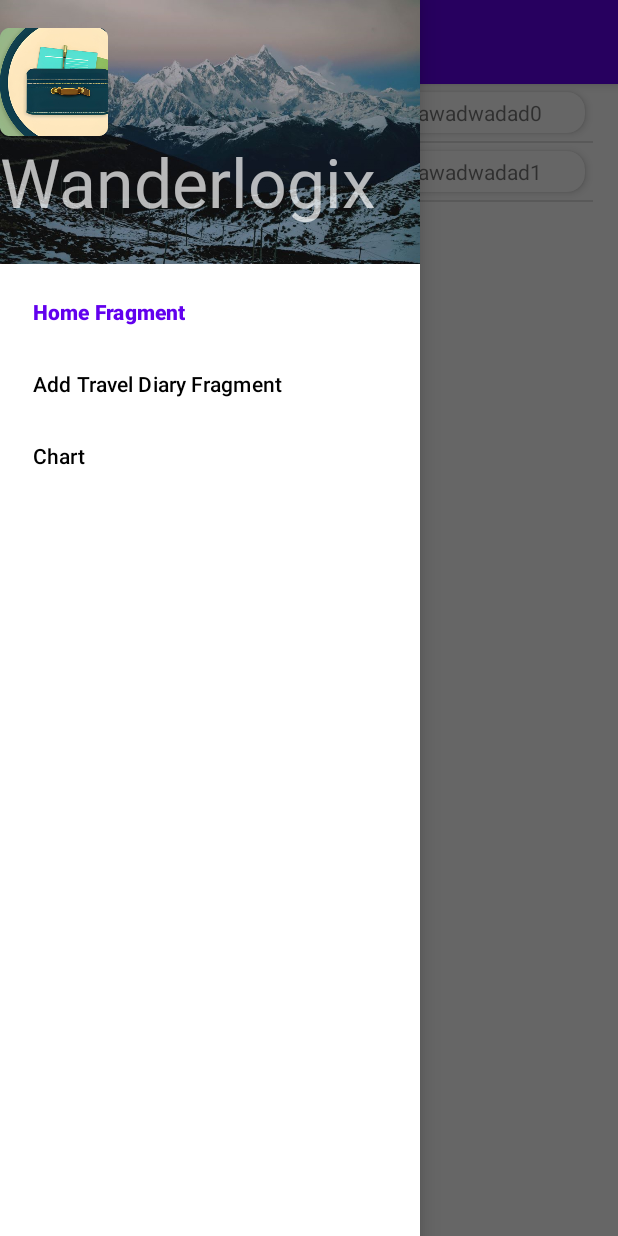
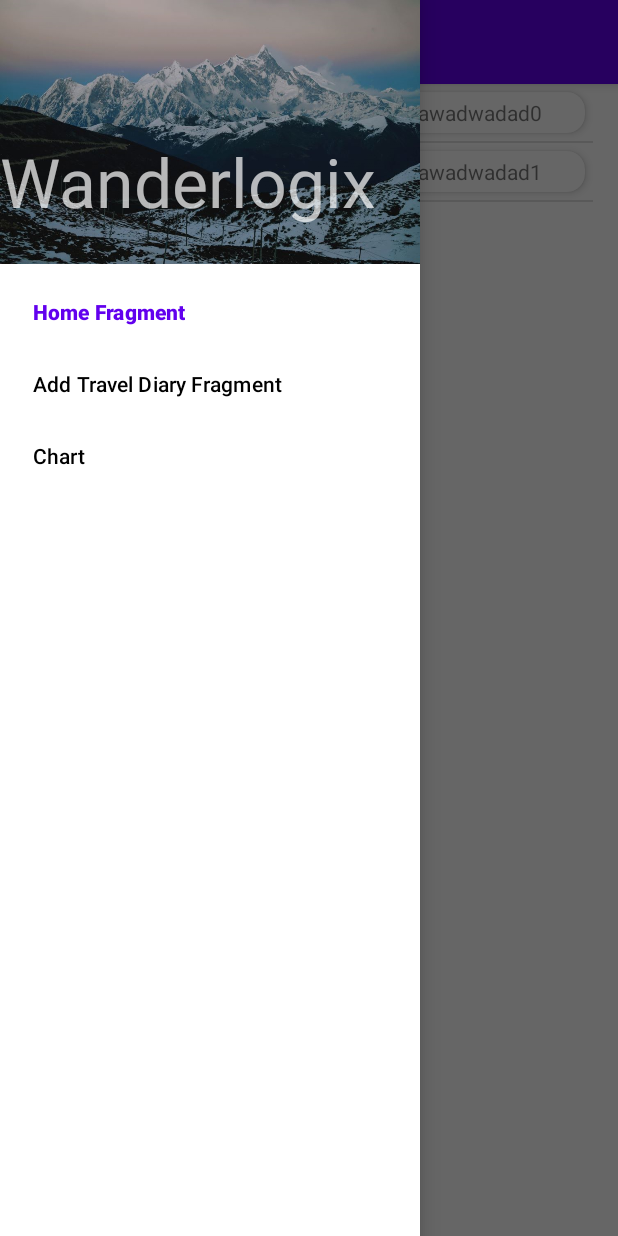
Before and after one commit to hannah-shaw/Wanderlogix, an Android app: the MainActivity screen opened directly, with no data from a screen before it, with the side drawer open, on a phone screen of 412 x 824 dp. Run offline under Robolectric (Android 15) with nearby library versions, the phone set to English and light mode, and no system bars; our stand-ins replace navigation-ui.

Commit message:
style:change icon and charts

```diff
--- a/app/src/main/AndroidManifest.xml
+++ b/app/src/main/AndroidManifest.xml
@@ -8,7 +8,7 @@
         android:allowBackup="true"
         android:dataExtractionRules="@xml/data_extraction_rules"
         android:fullBackupContent="@xml/backup_rules"
-        android:icon="@mipmap/ic_launcher"
+        android:icon="@mipmap/icon"
         android:label="@string/app_name"
         android:supportsRtl="true"
         android:theme="@style/Theme.MyApplication"
--- a/app/src/main/java/com/example/myapplication/fragment/BarFragment.java
+++ b/app/src/main/java/com/example/myapplication/fragment/BarFragment.java
@@ -42,9 +42,10 @@ public class BarFragment extends Fragment {
                 com.github.mikephil.charting.formatter.IndexAxisValueFormatter(xAxisValues));
         BarData barData = new BarData(barDataSet);
         binding.barChart.setData(barData);
+        binding.barChart.setScaleEnabled(false);
+        binding.barChart.getDescription().setEnabled(false);
         barData.setBarWidth(1.0f);
         binding.barChart.setVisibility(View.VISIBLE);
-        binding.barChart.animateY(10);
         //refresh the chart
         binding.barChart.invalidate();
 
--- a/app/src/main/java/com/example/myapplication/fragment/PieFragment.java
+++ b/app/src/main/java/com/example/myapplication/fragment/PieFragment.java
@@ -58,7 +58,7 @@ public class PieFragment extends Fragment {
         binding.pieChart.setTransparentCircleAlpha(50);
         binding.pieChart.setRotationAngle(20);
         binding.pieChart.setRotationEnabled(false);
-
+        binding.pieChart.getDescription().setEnabled(false);
         binding.pieChart.setVisibility(View.VISIBLE);
         //refresh the chart
         binding.pieChart.invalidate();
--- a/app/src/main/res/layout/nav_header_main.xml
+++ b/app/src/main/res/layout/nav_header_main.xml
@@ -9,12 +9,6 @@
     android:orientation="vertical"
     android:theme="@style/ThemeOverlay.MaterialComponents.Dark">
 
-    <ImageView
-        android:id="@+id/imageView"
-        android:layout_width="wrap_content"
-        android:layout_height="wrap_content"
-        app:srcCompat="@mipmap/icon" />
-
     <TextView
         android:layout_width="match_parent"
         android:layout_height="85dp"
--- a/app/src/main/res/values/strings.xml
+++ b/app/src/main/res/values/strings.xml
@@ -1,5 +1,5 @@
 <resources>
-    <string name="app_name">My Application</string>
+    <string name="app_name">Wanderlogix</string>
     <string name="shr_hint_username">Email</string>
     <string name="shr_hint_password">Password</string>
 </resources>
```
